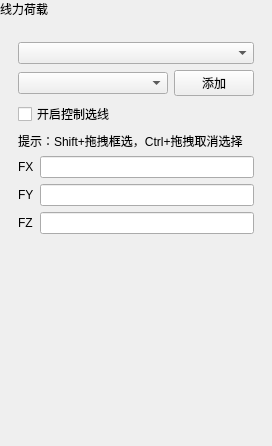
Above: plugins/Base_PhysicalField/LinearForcePage.ui from asd977/base_cae before the change. Below: the same form after it.
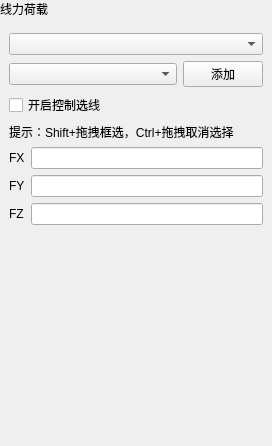
That is the form after the change. Custom widgets are drawn as their Qt base class.

```diff
--- a/plugins/Base_PhysicalField/LinearForcePage.ui
+++ b/plugins/Base_PhysicalField/LinearForcePage.ui
@@ -131,6 +131,18 @@
             </property>
            </widget>
           </item>
+          <property name="leftMargin">
+           <number>0</number>
+          </property>
+          <property name="topMargin">
+           <number>0</number>
+          </property>
+          <property name="rightMargin">
+           <number>0</number>
+          </property>
+          <property name="bottomMargin">
+           <number>0</number>
+          </property>
          </layout>
         </item>
         <item row="4" column="0">
@@ -164,6 +176,18 @@
           </property>
          </widget>
         </item>
+        <property name="leftMargin">
+         <number>0</number>
+        </property>
+        <property name="topMargin">
+         <number>0</number>
+        </property>
+        <property name="rightMargin">
+         <number>0</number>
+        </property>
+        <property name="bottomMargin">
+         <number>0</number>
+        </property>
        </layout>
       </widget>
      </item>
```
